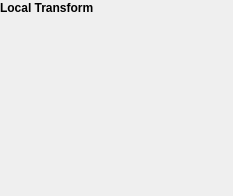
The window that Editor/transformwidget.ui (gnleece/Dogwood) describes before a commit, drawn with Qt 5.
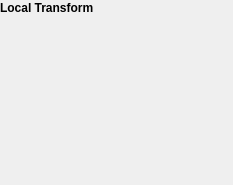
The same window after the commit.

The edit to the form file:
```diff
--- a/Editor/transformwidget.ui
+++ b/Editor/transformwidget.ui
@@ -7,7 +7,7 @@
     <x>0</x>
     <y>0</y>
     <width>233</width>
-    <height>196</height>
+    <height>185</height>
    </rect>
   </property>
   <property name="windowTitle">
@@ -38,7 +38,7 @@
      <x>0</x>
      <y>20</y>
      <width>231</width>
-     <height>171</height>
+     <height>161</height>
     </rect>
    </property>
    <layout class="QVBoxLayout" name="verticalLayout"/>
```
